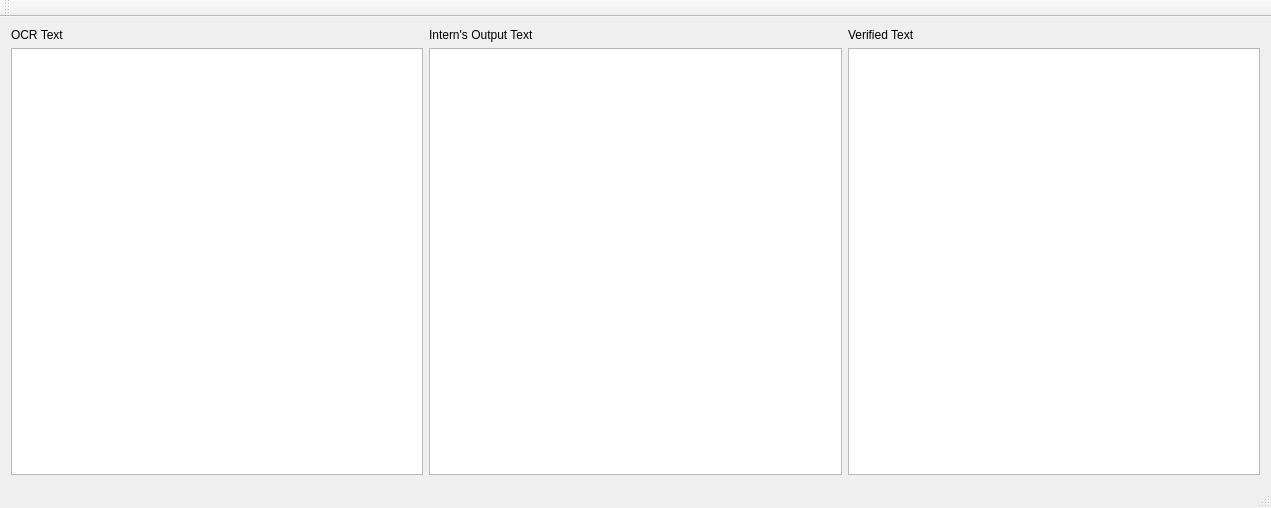
Qt form FrameWorkCode/DiffView.ui (UDAAN-LEAP/leap-pe-tool) before a commit.
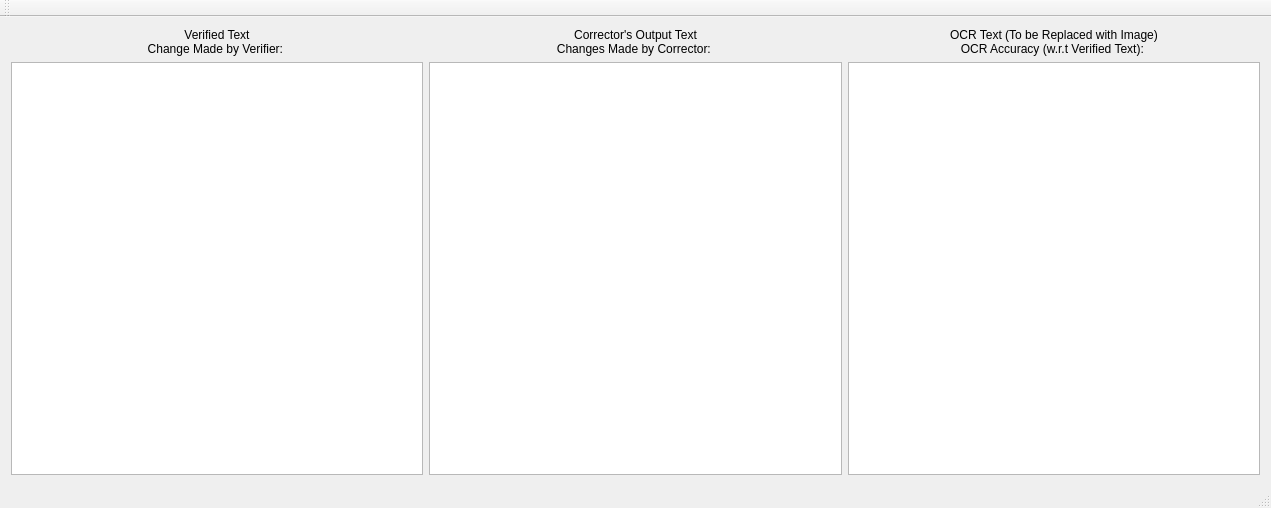
The same form after that commit.

Patch:
```diff
--- a/FrameWorkCode/DiffView.ui
+++ b/FrameWorkCode/DiffView.ui
@@ -15,45 +15,105 @@
   </property>
   <widget class="QWidget" name="centralWidget">
    <layout class="QHBoxLayout" name="horizontalLayout">
-    <item>
-     <layout class="QVBoxLayout" name="verticalLayout">
-      <item>
-       <widget class="QLabel" name="label">
-        <property name="text">
-         <string>OCR Text</string>
-        </property>
-       </widget>
-      </item>
-      <item>
-       <widget class="QTextEdit" name="diff1"/>
-      </item>
-     </layout>
-    </item>
-    <item>
-     <layout class="QVBoxLayout" name="verticalLayout_2">
-      <item>
-       <widget class="QLabel" name="label_2">
-        <property name="text">
-         <string>Intern's Output Text</string>
-        </property>
-       </widget>
-      </item>
-      <item>
-       <widget class="QTextEdit" name="diff2"/>
-      </item>
-     </layout>
-    </item>
     <item>
      <layout class="QVBoxLayout" name="verticalLayout_3">
       <item>
        <widget class="QLabel" name="label_3">
         <property name="text">
-         <string>Verified Text</string>
+         <string>Verified Text
+Change Made by Verifier: </string>
         </property>
+        <property name="alignment">
+         <set>Qt::AlignCenter</set>
+        </property>
        </widget>
       </item>
       <item>
-       <widget class="QTextEdit" name="diff3"/>
+       <widget class="QTextEdit" name="VerifierText">
+        <property name="font">
+         <font>
+          <family>Shobhika</family>
+          <pointsize>14</pointsize>
+          <weight>75</weight>
+          <bold>true</bold>
+         </font>
+        </property>
+        <property name="html">
+         <string>&lt;!DOCTYPE HTML PUBLIC &quot;-//W3C//DTD HTML 4.0//EN&quot; &quot;http://www.w3.org/TR/REC-html40/strict.dtd&quot;&gt;
+&lt;html&gt;&lt;head&gt;&lt;meta name=&quot;qrichtext&quot; content=&quot;1&quot; /&gt;&lt;style type=&quot;text/css&quot;&gt;
+p, li { white-space: pre-wrap; }
+&lt;/style&gt;&lt;/head&gt;&lt;body style=&quot; font-family:'Shobhika'; font-size:14pt; font-weight:600; font-style:normal;&quot;&gt;
+&lt;p style=&quot;-qt-paragraph-type:empty; margin-top:0px; margin-bottom:0px; margin-left:0px; margin-right:0px; -qt-block-indent:0; text-indent:0px; font-family:'Shobhika Regular'; font-size:11pt; font-weight:400;&quot;&gt;&lt;br /&gt;&lt;/p&gt;&lt;/body&gt;&lt;/html&gt;</string>
+        </property>
+       </widget>
+      </item>
+     </layout>
+    </item>
+    <item>
+     <layout class="QVBoxLayout" name="verticalLayout_2">
+      <item>
+       <widget class="QLabel" name="InternLabel">
+        <property name="text">
+         <string>Corrector's Output Text
+Changes Made by Corrector: </string>
+        </property>
+        <property name="alignment">
+         <set>Qt::AlignCenter</set>
+        </property>
+       </widget>
+      </item>
+      <item>
+       <widget class="QTextEdit" name="InternText">
+        <property name="font">
+         <font>
+          <family>Shobhika</family>
+          <pointsize>14</pointsize>
+          <weight>75</weight>
+          <bold>true</bold>
+         </font>
+        </property>
+        <property name="html">
+         <string>&lt;!DOCTYPE HTML PUBLIC &quot;-//W3C//DTD HTML 4.0//EN&quot; &quot;http://www.w3.org/TR/REC-html40/strict.dtd&quot;&gt;
+&lt;html&gt;&lt;head&gt;&lt;meta name=&quot;qrichtext&quot; content=&quot;1&quot; /&gt;&lt;style type=&quot;text/css&quot;&gt;
+p, li { white-space: pre-wrap; }
+&lt;/style&gt;&lt;/head&gt;&lt;body style=&quot; font-family:'Shobhika'; font-size:14pt; font-weight:600; font-style:normal;&quot;&gt;
+&lt;p style=&quot;-qt-paragraph-type:empty; margin-top:0px; margin-bottom:0px; margin-left:0px; margin-right:0px; -qt-block-indent:0; text-indent:0px; font-family:'Shobhika Regular'; font-size:11pt; font-weight:400;&quot;&gt;&lt;br /&gt;&lt;/p&gt;&lt;/body&gt;&lt;/html&gt;</string>
+        </property>
+       </widget>
+      </item>
+     </layout>
+    </item>
+    <item>
+     <layout class="QVBoxLayout" name="verticalLayout">
+      <item>
+       <widget class="QLabel" name="OCRLabel">
+        <property name="text">
+         <string>OCR Text (To be Replaced with Image)
+OCR Accuracy (w.r.t Verified Text): </string>
+        </property>
+        <property name="alignment">
+         <set>Qt::AlignCenter</set>
+        </property>
+       </widget>
+      </item>
+      <item>
+       <widget class="QTextEdit" name="OCRText">
+        <property name="font">
+         <font>
+          <family>Shobhika</family>
+          <pointsize>14</pointsize>
+          <weight>75</weight>
+          <bold>true</bold>
+         </font>
+        </property>
+        <property name="html">
+         <string>&lt;!DOCTYPE HTML PUBLIC &quot;-//W3C//DTD HTML 4.0//EN&quot; &quot;http://www.w3.org/TR/REC-html40/strict.dtd&quot;&gt;
+&lt;html&gt;&lt;head&gt;&lt;meta name=&quot;qrichtext&quot; content=&quot;1&quot; /&gt;&lt;style type=&quot;text/css&quot;&gt;
+p, li { white-space: pre-wrap; }
+&lt;/style&gt;&lt;/head&gt;&lt;body style=&quot; font-family:'Shobhika'; font-size:14pt; font-weight:600; font-style:normal;&quot;&gt;
+&lt;p style=&quot;-qt-paragraph-type:empty; margin-top:0px; margin-bottom:0px; margin-left:0px; margin-right:0px; -qt-block-indent:0; text-indent:0px; font-family:'Shobhika Regular'; font-size:11pt; font-weight:400;&quot;&gt;&lt;br /&gt;&lt;/p&gt;&lt;/body&gt;&lt;/html&gt;</string>
+        </property>
+       </widget>
       </item>
      </layout>
     </item>
```
Left out of the diff: 2 changed lines with no effect on the pictures.
